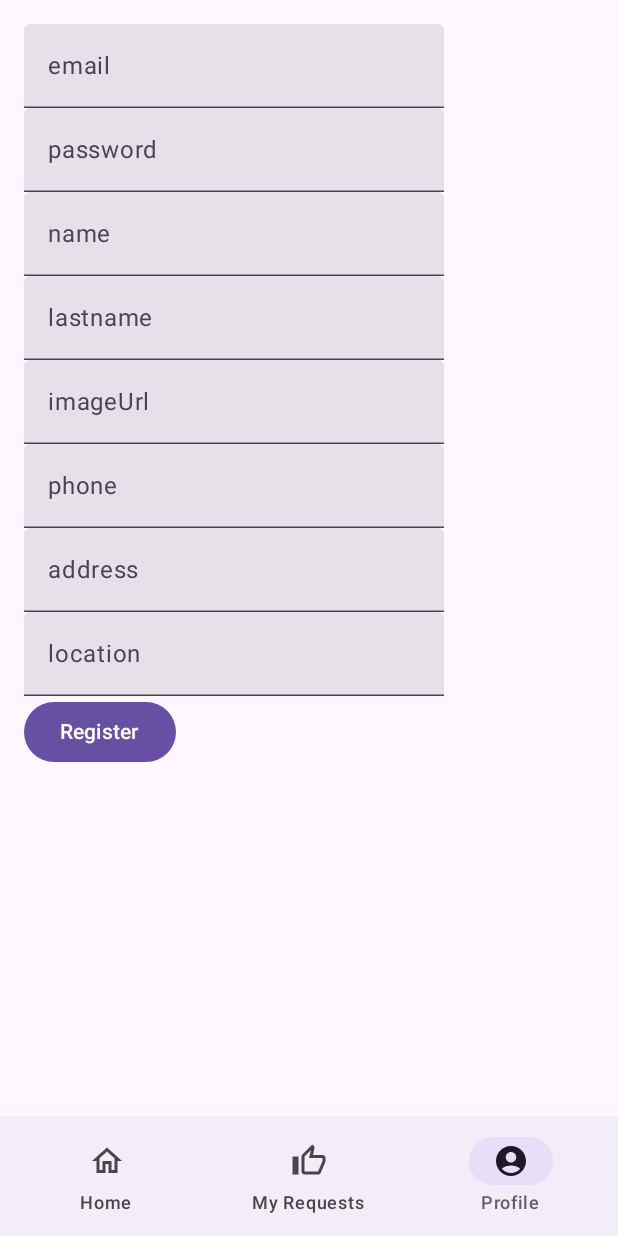
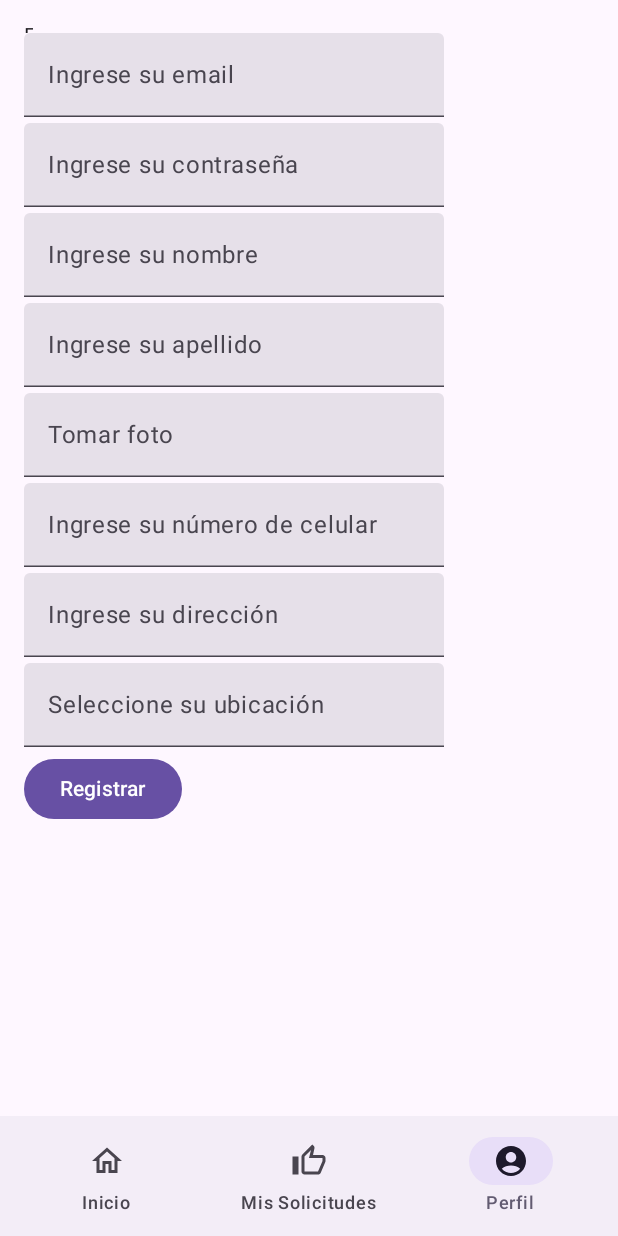
Before and after one commit to lizalmeida/RedColaboracionApp, an Android app built with Jetpack Compose: the @Preview function PreviewMain, item 3 of the bottom bar chosen, on a phone screen of 412 x 824 dp. Run offline under Robolectric (Android 15) with nearby library versions, the phone set to English and light mode, and no system bars; our stand-ins replace Firebase (no records; nobody signed in at launch, a user with empty details on screens opened directly); libraries missing offline, so code that uses them is left out: androidx.camera.core, androidx.camera.view; pictures from the network do not load; 1 statement that could not run was skipped.

Commit message:
Depuracion codigo
Elimina comentarios y código innecesario

```diff
--- a/app/build.gradle.kts
+++ b/app/build.gradle.kts
@@ -1,6 +1,4 @@
 plugins {
-    //alias(libs.plugins.androidApplication)
-    //alias(libs.plugins.jetbrainsKotlinAndroid)
     id("com.android.application")
     id("org.jetbrains.kotlin.android")
     id("com.google.gms.google-services")
--- a/app/src/main/java/com/example/redcolaboracion/MainActivity.kt
+++ b/app/src/main/java/com/example/redcolaboracion/MainActivity.kt
@@ -9,7 +9,6 @@ import androidx.compose.material3.Surface
 import androidx.compose.material3.Text
 import androidx.compose.runtime.Composable
 import androidx.compose.ui.Modifier
-import androidx.compose.ui.tooling.preview.Preview
 import com.example.redcolaboracion.ui.theme.RedColaboracionAppTheme
 
 class MainActivity : ComponentActivity() {
@@ -45,4 +44,4 @@ fun GreetingPreview() {
         Greeting("Android")
     }
 }
- */
+*/
--- a/app/src/main/java/com/example/redcolaboracion/ui/theme/Theme.kt
+++ b/app/src/main/java/com/example/redcolaboracion/ui/theme/Theme.kt
@@ -40,7 +40,6 @@ private val LightColorScheme = lightColorScheme(
 @Composable
 fun RedColaboracionAppTheme(
     darkTheme: Boolean = isSystemInDarkTheme(),
-    // Dynamic color is available on Android 12+
     dynamicColor: Boolean = true,
     content: @Composable () -> Unit
 ) {
--- a/app/src/main/java/com/example/redcolaboracion/view/BottomNavItem.kt
+++ b/app/src/main/java/com/example/redcolaboracion/view/BottomNavItem.kt
@@ -3,12 +3,9 @@ package com.example.redcolaboracion.view
 import androidx.compose.material.icons.Icons
 import androidx.compose.material.icons.filled.AccountCircle
 import androidx.compose.material.icons.filled.Home
-import androidx.compose.material.icons.filled.Star
 import androidx.compose.material.icons.filled.ThumbUp
 import androidx.compose.material.icons.outlined.AccountCircle
 import androidx.compose.material.icons.outlined.Home
-import androidx.compose.material.icons.outlined.Person
-import androidx.compose.material.icons.outlined.Star
 import androidx.compose.material.icons.outlined.ThumbUp
 import androidx.compose.ui.graphics.vector.ImageVector
 
@@ -22,19 +19,19 @@ sealed class BottomNavItem(
         route = "home",
         unselectedIcon = Icons.Outlined.Home,
         selectedIcon = Icons.Filled.Home,
-        title = "Home"
+        title = "Inicio"
     )
     data object MyRequests: BottomNavItem(
         route = "myrequests",
         unselectedIcon = Icons.Outlined.ThumbUp,
         selectedIcon = Icons.Filled.ThumbUp,
-        title = "My Requests"
+        title = "Mis Solicitudes"
     )
 
     data object Profile: BottomNavItem(
         route = "profile",
         unselectedIcon = Icons.Outlined.AccountCircle,
         selectedIcon = Icons.Filled.AccountCircle,
-        title = "Profile"
+        title = "Perfil"
     )
 }
--- a/app/src/main/java/com/example/redcolaboracion/view/EventScreen.kt
+++ b/app/src/main/java/com/example/redcolaboracion/view/EventScreen.kt
@@ -2,29 +2,24 @@ package com.example.redcolaboracion.view
 
 import android.annotation.SuppressLint
 import androidx.compose.foundation.Image
-import androidx.compose.foundation.background
 import androidx.compose.foundation.layout.Arrangement
 import androidx.compose.foundation.layout.Box
 import androidx.compose.foundation.layout.Column
 import androidx.compose.foundation.layout.Row
 import androidx.compose.foundation.layout.Spacer
-import androidx.compose.foundation.layout.fillMaxHeight
 import androidx.compose.foundation.layout.fillMaxSize
 import androidx.compose.foundation.layout.fillMaxWidth
 import androidx.compose.foundation.layout.height
 import androidx.compose.foundation.layout.padding
 import androidx.compose.foundation.layout.size
-import androidx.compose.foundation.layout.width
 import androidx.compose.foundation.lazy.LazyColumn
 import androidx.compose.material3.Divider
-import androidx.compose.material3.MaterialTheme
 import androidx.compose.material3.Scaffold
 import androidx.compose.material3.Text
 import androidx.compose.runtime.Composable
 import androidx.compose.runtime.LaunchedEffect
 import androidx.compose.ui.Alignment
 import androidx.compose.ui.Modifier
-import androidx.compose.ui.draw.paint
 import androidx.compose.ui.graphics.Color
 import androidx.compose.ui.tooling.preview.Preview
 import androidx.compose.ui.unit.dp
@@ -36,15 +31,12 @@ import com.example.redcolaboracion.model.Event
 @SuppressLint("UnusedMaterial3ScaffoldPaddingParameter")
 @Composable
 fun EventScreen(viewModel: EventViewModel) {
-    println("Comienza view")
     val pathImage = "https://firebasestorage.googleapis.com/v0/b/redcolaboracion-7d500.appspot.com/o/images%2Fdireccion_cell.png?alt=media&token=7bdf1212-26ff-4617-8a81-eac41deef8d5"
 
     LaunchedEffect(Unit) {
         viewModel.readEvent()
     }
 
-    println("Numero registros: " + viewModel.uiEventsList.size)
-    // Mostrar la lista de eventos
     Scaffold() {
         Column(
             modifier = Modifier
@@ -61,7 +53,6 @@ fun EventScreen(viewModel: EventViewModel) {
                         .height(200.dp)
                 ){
                     Image(
-                        //imageVector = Icons.Filled.AccountBox,
                         painter = rememberAsyncImagePainter(pathImage),
                         contentDescription = null,
                         modifier = Modifier
@@ -71,6 +62,7 @@ fun EventScreen(viewModel: EventViewModel) {
                 }
             }
             Spacer(modifier = Modifier.height(2.dp))
+            // Mostrar la lista de eventos
             LazyColumn (
                 modifier = Modifier.weight(1f)
             ) {
--- a/app/src/main/java/com/example/redcolaboracion/view/LoginScreen.kt
+++ b/app/src/main/java/com/example/redcolaboracion/view/LoginScreen.kt
@@ -2,10 +2,12 @@ package com.example.redcolaboracion.view
 
 import android.annotation.SuppressLint
 import androidx.compose.foundation.layout.Column
+import androidx.compose.foundation.layout.Spacer
 import androidx.compose.foundation.layout.fillMaxSize
+import androidx.compose.foundation.layout.height
 import androidx.compose.foundation.layout.padding
+import androidx.compose.foundation.layout.size
 import androidx.compose.material3.Button
-import androidx.compose.material3.Scaffold
 import androidx.compose.material3.Scaffold
 import androidx.compose.material3.Text
 import androidx.compose.material3.TextField
@@ -57,35 +59,49 @@ fun LoginScreen(viewModel: LoginViewModel) {
                 .fillMaxSize()
                 .padding(16.dp)
         ) {
+            Text(text = "Email", modifier = Modifier .size(6.dp)
+                    //.padding(top = 8.dp, start = 16.dp)
+            )
             TextField(
                 value = email,
                 onValueChange = { email = it },
-                label = { Text(text = "email") })
+                label = { Text(text = "Ingrese su email") })
+            Spacer(modifier = Modifier.height(4.dp))
             TextField(
                 value = password,
                 onValueChange = { password = it },
-                label = { Text(text = "password") })
-            TextField(value = name, onValueChange = { name = it }, label = { Text(text = "name") })
+                label = { Text(text = "Ingrese su contraseña") })
+            Spacer(modifier = Modifier.height(4.dp))
+            TextField(
+                value = name,
+                onValueChange = { name = it },
+                label = { Text(text = "Ingrese su nombre") })
+            Spacer(modifier = Modifier.height(4.dp))
             TextField(
                 value = lastname,
                 onValueChange = { lastname = it },
-                label = { Text(text = "lastname") })
+                label = { Text(text = "Ingrese su apellido") })
+            Spacer(modifier = Modifier.height(4.dp))
             TextField(
                 value = imageUrl,
                 onValueChange = { imageUrl = it },
-                label = { Text(text = "imageUrl") })
+                label = { Text(text = "Tomar foto") })
+            Spacer(modifier = Modifier.height(4.dp))
             TextField(
                 value = phone,
                 onValueChange = { phone = it },
-                label = { Text(text = "phone") })
+                label = { Text(text = "Ingrese su número de celular") })
+            Spacer(modifier = Modifier.height(4.dp))
             TextField(
                 value = address,
                 onValueChange = { address = it },
-                label = { Text(text = "address") })
+                label = { Text(text = "Ingrese su dirección") })
+            Spacer(modifier = Modifier.height(4.dp))
             TextField(
                 value = location,
                 onValueChange = { location = it },
-                label = { Text(text = "location") })
+                label = { Text(text = "Seleccione su ubicación") })
+            Spacer(modifier = Modifier.height(4.dp))
 
             Button(onClick = {
                 viewModel.registerUser(
@@ -94,7 +110,7 @@ fun LoginScreen(viewModel: LoginViewModel) {
                     password
                 )
             }) {
-                Text("Register")
+                Text("Registrar")
             }
         }
     }
--- a/app/src/main/java/com/example/redcolaboracion/view/MyRequestScreen.kt
+++ b/app/src/main/java/com/example/redcolaboracion/view/MyRequestScreen.kt
@@ -1,7 +1,6 @@
 package com.example.redcolaboracion.view
 
 import androidx.compose.runtime.Composable
-import androidx.navigation.NavHostController
 
 @Composable
 fun MyRequestScreen() {
--- a/app/src/main/java/com/example/redcolaboracion/view/Navigation.kt
+++ b/app/src/main/java/com/example/redcolaboracion/view/Navigation.kt
@@ -2,7 +2,6 @@ package com.example.redcolaboracion.view
 
 import android.annotation.SuppressLint
 import androidx.compose.foundation.layout.Arrangement
-import androidx.compose.foundation.layout.Box
 import androidx.compose.foundation.layout.Column
 import androidx.compose.foundation.layout.fillMaxSize
 import androidx.compose.material3.BottomAppBar
@@ -24,7 +23,6 @@ import androidx.compose.runtime.getValue
 import androidx.compose.runtime.mutableStateOf
 import androidx.compose.runtime.saveable.rememberSaveable
 import androidx.compose.runtime.setValue
-import androidx.lifecycle.viewmodel.compose.viewModel
 import com.example.redcolaboracion.viewmodel.EventViewModel
 import com.example.redcolaboracion.viewmodel.LoginViewModel
 
@@ -114,10 +112,8 @@ fun BottomTabBar(navController: NavHostController) {
                                 }
                             }
                         }
-
                         // evitar que se recomponga la misma ruta
                         launchSingleTop = true
-
                         restoreState = true
                     }
                 },
```
Also changed, not shown: app/src/main/java/com/example/redcolaboracion/view/CameraPreview.kt (+3 -16 lines), app/src/main/java/com/example/redcolaboracion/view/SplashScreen.kt (added, +41 -0 lines), app/src/main/java/com/example/redcolaboracion/viewmodel/EventViewModel.kt (+1 -6 lines).
